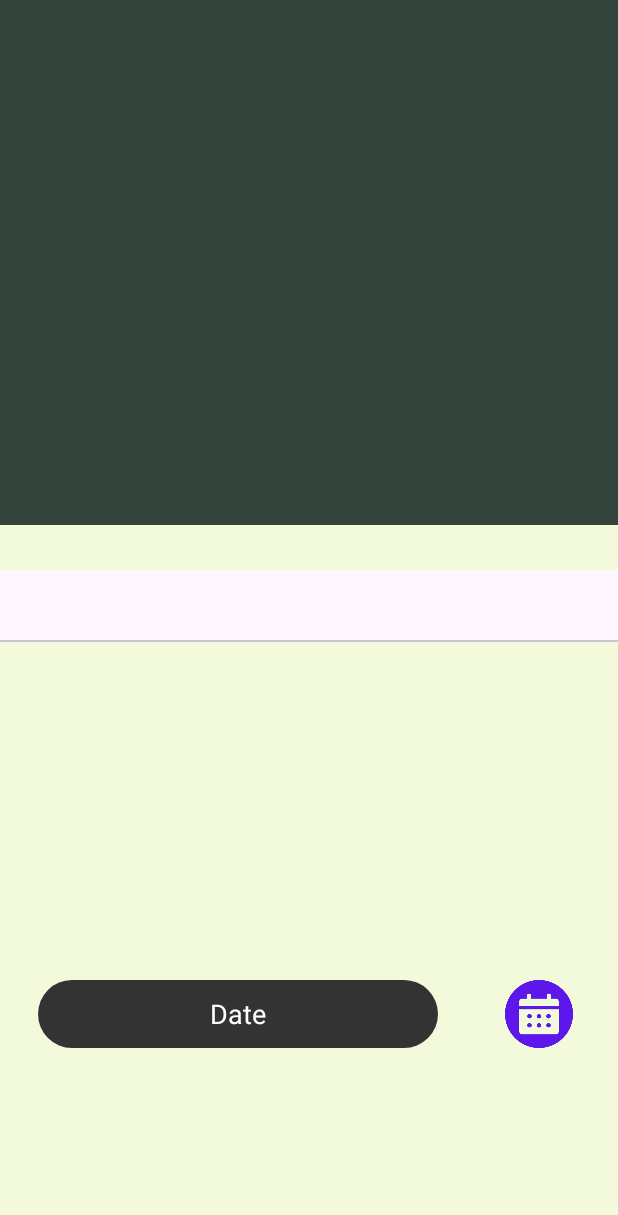
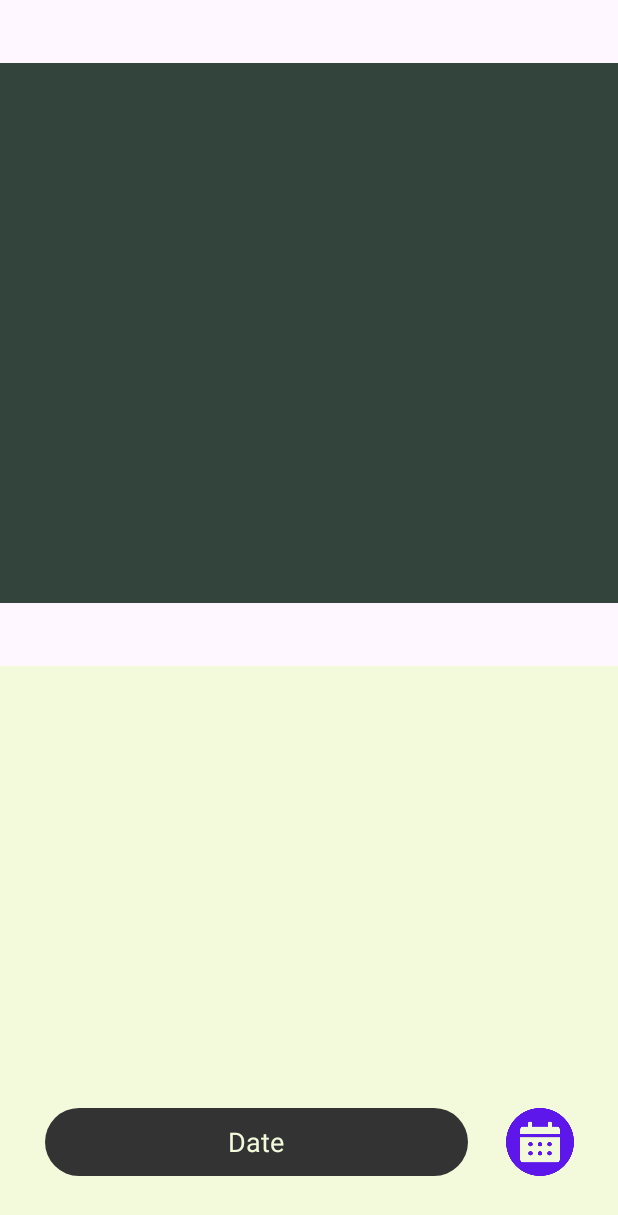
Before and after one commit to GPBarrick/Pace-Application, an Android app: the fragment ClientInputFragment shown on its own in the app's theme, on a phone screen of 412 x 824 dp. Shown: the top 1215 px of the screen. Run offline under Robolectric (Android 15) with nearby library versions, the light colour scheme and no system bars.

Commit message:
Updated UI and gave functionality
-updated ui to constraint layout
-added functionality to tablayout element

```diff
--- a/app/src/main/java/com/example/pace/config/MainFragmentAdapter.java
+++ b/app/src/main/java/com/example/pace/config/MainFragmentAdapter.java
@@ -10,7 +10,7 @@ import java.util.ArrayList;
 
 public class MainFragmentAdapter extends FragmentStateAdapter {
 
-    private ArrayList<Fragment> fragmentList;
+    private ArrayList<Fragment> fragmentList = new ArrayList<>();
 
     public MainFragmentAdapter(@NonNull FragmentManager fragmentManager, @NonNull Lifecycle lifecycle) {
         super(fragmentManager, lifecycle);
--- a/app/src/main/res/layout/fragment_client_input.xml
+++ b/app/src/main/res/layout/fragment_client_input.xml
@@ -3,80 +3,74 @@
 <FrameLayout
     xmlns:android="http://schemas.android.com/apk/res/android"
     xmlns:tools="http://schemas.android.com/tools"
+    xmlns:app="http://schemas.android.com/apk/res-auto"
     android:layout_width="match_parent"
     android:layout_height="match_parent">
 
-    <RelativeLayout
+    <androidx.constraintlayout.widget.ConstraintLayout
         android:layout_width="match_parent"
         android:layout_height="match_parent">
 
         <FrameLayout
             android:id="@+id/client_input_frameLayout"
             android:layout_width="match_parent"
-            android:layout_height="350dp"
-            android:layout_centerHorizontal="true"
-            android:layout_alignParentTop="true"
+            android:layout_height="360dp"
+            app:layout_constraintTop_toTopOf="parent"
+            app:layout_constraintStart_toStartOf="parent"
+            app:layout_constraintEnd_toEndOf="parent"
+            app:layout_constraintBottom_toTopOf="@+id/client_input_beige_background"
             android:background="@color/forest"/>
 
         <ImageView
+            android:id="@+id/client_input_beige_background"
             android:layout_width="match_parent"
-            android:layout_height="wrap_content"
-            android:layout_below="@+id/client_input_frameLayout"
-            android:layout_alignParentBottom="true"
-            android:layout_centerHorizontal="true"
-            android:background="@color/beige"
-
-
-            />
+            android:layout_height="380dp"
+            app:layout_constraintStart_toStartOf="parent"
+            app:layout_constraintEnd_toEndOf="parent"
+            app:layout_constraintBottom_toBottomOf="parent"
+            android:background="@color/beige"/>
 
         <com.google.android.material.tabs.TabLayout
             android:id="@+id/client_input_tabLayout"
             android:layout_width="match_parent"
             android:layout_height="wrap_content"
-            android:layout_below="@+id/client_input_frameLayout"
-            android:layout_marginTop="30dp"
-            android:layout_centerHorizontal="true"/>
+            app:layout_constraintStart_toStartOf="parent"
+            app:layout_constraintEnd_toEndOf="parent"
+            app:layout_constraintTop_toTopOf="@+id/client_input_beige_background"
+            android:layout_marginTop="50dp"
+            android:background="@color/beige"/>
 
         <androidx.viewpager2.widget.ViewPager2
             android:id="@+id/client_input_viewPager"
             android:layout_width="match_parent"
-            android:layout_height="175dp"
-            android:layout_below="@+id/client_input_tabLayout"
-            android:layout_centerHorizontal="true"
+            android:layout_height="0dp"
+            app:layout_constraintStart_toStartOf="parent"
+            app:layout_constraintEnd_toEndOf="parent"
+            app:layout_constraintTop_toBottomOf="@+id/client_input_tabLayout"
+            app:layout_constraintBottom_toTopOf="@+id/client_input_calendar_editText"/>
 
-            />
+        <ImageButton
+            android:id="@+id/client_input_calendar_button"
+            android:layout_width="45dp"
+            android:layout_height="45dp"
+            android:background="@drawable/calendar_icon"
+            app:layout_constraintStart_toEndOf="@+id/client_input_calendar_editText"
+            app:layout_constraintTop_toTopOf="@+id/client_input_calendar_editText"
+            android:layout_marginStart="25dp"/>
 
         <EditText
-            android:id="@+id/client_input_date_text"
+            android:id="@+id/client_input_calendar_editText"
             android:layout_width="match_parent"
             android:layout_height="45dp"
-            android:layout_below="@+id/client_input_viewPager"
-            android:layout_alignParentStart="true"
-            android:layout_marginStart="25dp"
-            android:layout_alignParentEnd="true"
-            android:layout_marginEnd="120dp"
-            android:layout_marginTop="50dp"
+            app:layout_constraintBottom_toBottomOf="parent"
+            android:layout_marginBottom="40dp"
+            android:layout_marginStart="30dp"
+            android:layout_marginEnd="100dp"
             android:background="@drawable/edit_text_background"
-            android:textColor="@color/white"
             android:hint="@string/date_hint"
-            android:textColorHint="@color/white"
+            android:textColorHint="@color/beige"
             android:gravity="center"/>
 
-        <ImageButton
-            android:layout_width="wrap_content"
-            android:layout_height="wrap_content"
-            android:layout_toEndOf="@+id/client_input_date_text"
-            android:layout_alignTop="@+id/client_input_date_text"
-            android:layout_alignBottom="@+id/client_input_date_text"
-            android:background="@drawable/calendar_icon"
-            android:layout_marginStart="-75dp"
-            android:layout_alignParentEnd="true"
-            android:layout_marginEnd="30dp"
-
-            />
-
-
-
-    </RelativeLayout>
+    </androidx.constraintlayout.widget.ConstraintLayout>
 
 </FrameLayout>
--- a/app/src/main/res/values/strings.xml
+++ b/app/src/main/res/values/strings.xml
@@ -4,5 +4,6 @@
     <string name="hello_blank_fragment">Hello blank fragment</string>
     <string name="welcome_message">Welcome Back</string>
     <string name="date_hint">Date</string>
+    <string name="sample">sample</string>
 
 </resources>
--- a/app/src/main/res/values/themes.xml
+++ b/app/src/main/res/values/themes.xml
@@ -2,7 +2,7 @@
     <!-- Base application theme. -->
     <style name="Base.Theme.Pace" parent="Theme.Material3.DayNight.NoActionBar">
         <!-- Customize your light theme here. -->
-        <!-- <item name="colorPrimary">@color/my_light_primary</item> -->
+        <item name="colorPrimary">@color/forest</item>
     </style>
 
     <style name="Theme.Pace" parent="Base.Theme.Pace" />
```
Also changed, not shown: app/src/main/java/com/example/pace/MainActivity.java (+37 -4 lines), app/src/main/java/com/example/pace/fragmentlayouts/ClientInputFragment.java (+4 -4 lines), app/src/main/res/layout/activity_main.xml (+43 -46 lines).
